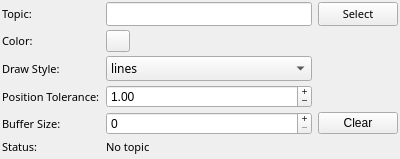
This is mapviz_plugins/ui/navsat_config.ui in ros2-gbp/mapviz-release as Qt 5 draws it before an edit. The edited form follows.
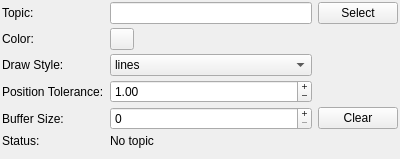
This is the edited form. Custom widgets are drawn as their Qt base class.

```diff
--- a/mapviz_plugins/ui/navsat_config.ui
+++ b/mapviz_plugins/ui/navsat_config.ui
@@ -34,12 +34,6 @@
    </property>
    <item row="6" column="0">
     <widget class="QLabel" name="label_6">
-     <property name="font">
-      <font>
-       <family>Sans Serif</family>
-       <pointsize>8</pointsize>
-      </font>
-     </property>
      <property name="text">
       <string>Buffer Size:</string>
      </property>
@@ -47,12 +41,6 @@
    </item>
    <item row="7" column="1" colspan="2">
     <widget class="QLabel" name="status">
-     <property name="font">
-      <font>
-       <family>Sans Serif</family>
-       <pointsize>8</pointsize>
-      </font>
-     </property>
      <property name="styleSheet">
       <string notr="true"/>
      </property>
@@ -66,12 +54,6 @@
    </item>
    <item row="5" column="0">
     <widget class="QLabel" name="label_4">
-     <property name="font">
-      <font>
-       <family>Sans Serif</family>
-       <pointsize>8</pointsize>
-      </font>
-     </property>
      <property name="text">
       <string>Position Tolerance:</string>
      </property>
@@ -89,12 +71,6 @@
    </item>
    <item row="3" column="0">
     <widget class="QLabel" name="label_3">
-     <property name="font">
-      <font>
-       <family>Sans Serif</family>
-       <pointsize>8</pointsize>
-      </font>
-     </property>
      <property name="text">
       <string>Color:</string>
      </property>
@@ -121,12 +97,6 @@
        <verstretch>0</verstretch>
       </sizepolicy>
      </property>
-     <property name="font">
-      <font>
-       <family>Sans Serif</family>
-       <pointsize>8</pointsize>
-      </font>
-     </property>
      <property name="styleSheet">
       <string notr="true"/>
      </property>
@@ -156,12 +126,6 @@
    </item>
    <item row="2" column="1">
     <widget class="QLineEdit" name="topic">
-     <property name="font">
-      <font>
-       <family>Sans Serif</family>
-       <pointsize>8</pointsize>
-      </font>
-     </property>
     </widget>
    </item>
    <item row="3" column="1">
@@ -191,12 +155,6 @@
        <height>25</height>
       </size>
      </property>
-     <property name="font">
-      <font>
-       <family>Sans Serif</family>
-       <pointsize>9</pointsize>
-      </font>
-     </property>
      <item>
       <property name="text">
        <string>lines</string>
@@ -211,12 +169,6 @@
    </item>
    <item row="2" column="0">
     <widget class="QLabel" name="label">
-     <property name="font">
-      <font>
-       <family>Sans Serif</family>
-       <pointsize>8</pointsize>
-      </font>
-     </property>
      <property name="text">
       <string>Topic:</string>
      </property>
@@ -224,12 +176,6 @@
    </item>
    <item row="7" column="0">
     <widget class="QLabel" name="label_2">
-     <property name="font">
-      <font>
-       <family>Sans Serif</family>
-       <pointsize>8</pointsize>
-      </font>
-     </property>
      <property name="text">
       <string>Status:</string>
      </property>
@@ -237,12 +183,6 @@
    </item>
    <item row="4" column="0">
     <widget class="QLabel" name="label_7">
-     <property name="font">
-      <font>
-       <family>Sans Serif</family>
-       <pointsize>8</pointsize>
-      </font>
-     </property>
      <property name="text">
       <string>Draw Style:</string>
      </property>
```
